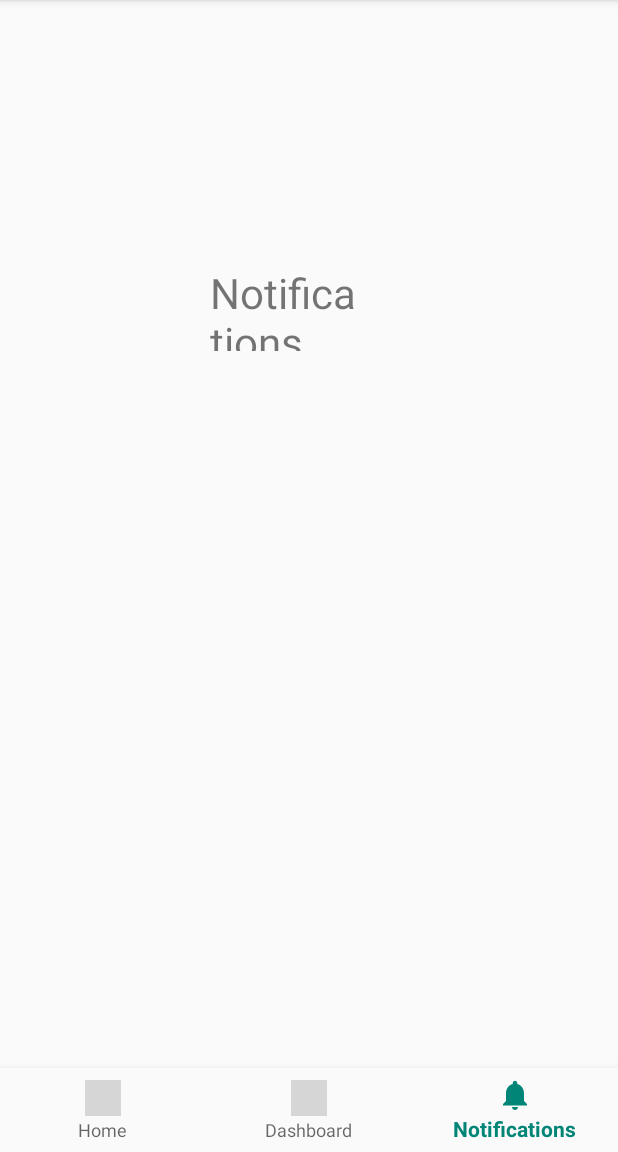
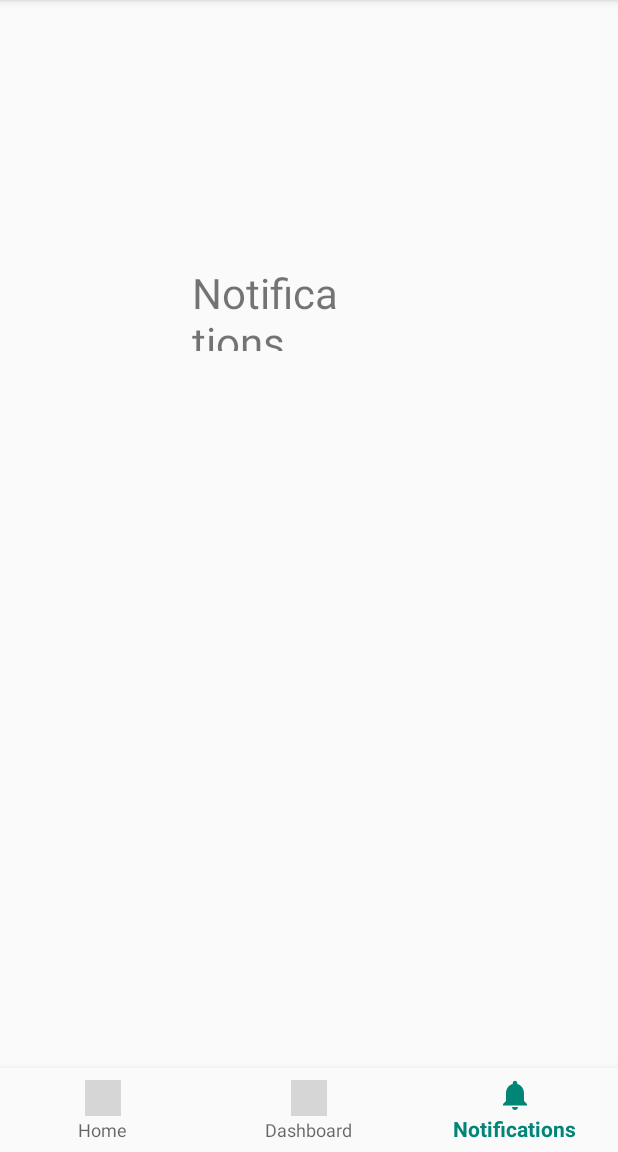
Before and after one commit to dotimothy/EVHub, an Android app: the screen it shows after launch (MainActivity), item 3 of the bottom bar chosen, on a phone screen of 412 x 824 dp, the part 84-1236 px from its top. Run offline under Robolectric (Android 15) with nearby library versions, the phone set to English and light mode, and no system bars; grey boxes are pictures that could not be loaded.

Commit message:
Update activity_main.xml

```diff
--- a/app/src/main/res/layout/activity_main.xml
+++ b/app/src/main/res/layout/activity_main.xml
@@ -11,7 +11,7 @@
         android:id="@+id/message"
         android:layout_width="106dp"
         android:layout_height="58dp"
-        android:layout_marginLeft="140dp"
+        android:layout_marginLeft="128dp"
         android:layout_marginTop="176dp"
         android:fontFamily="sans-serif"
         android:text="Hello,"
```
